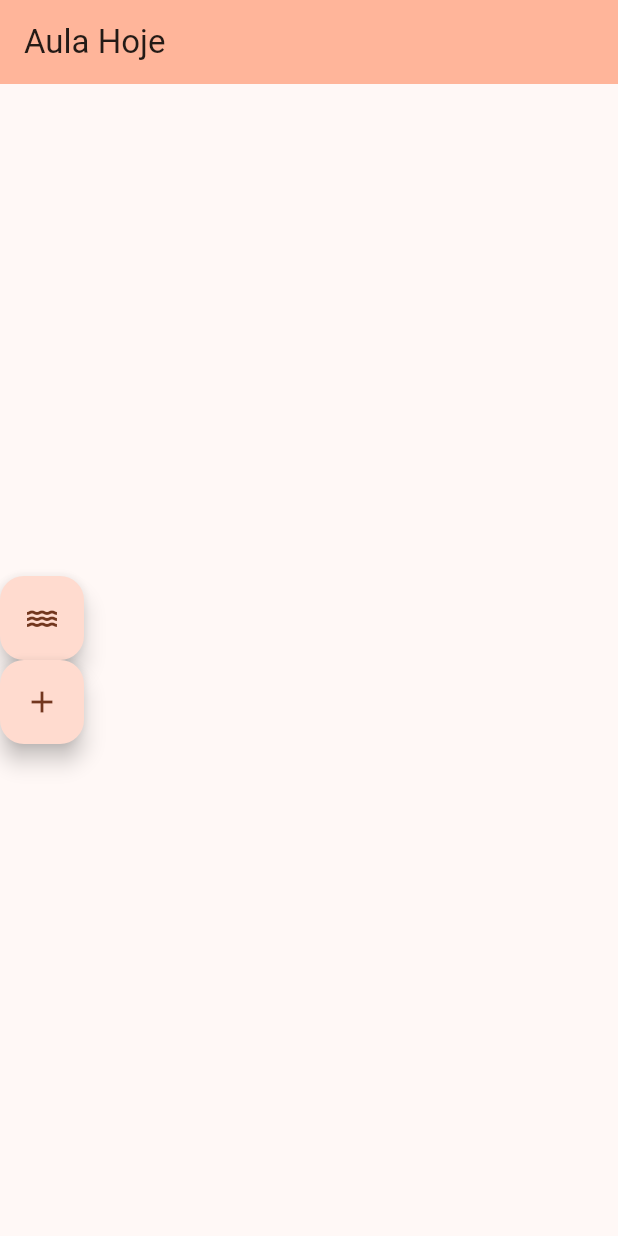
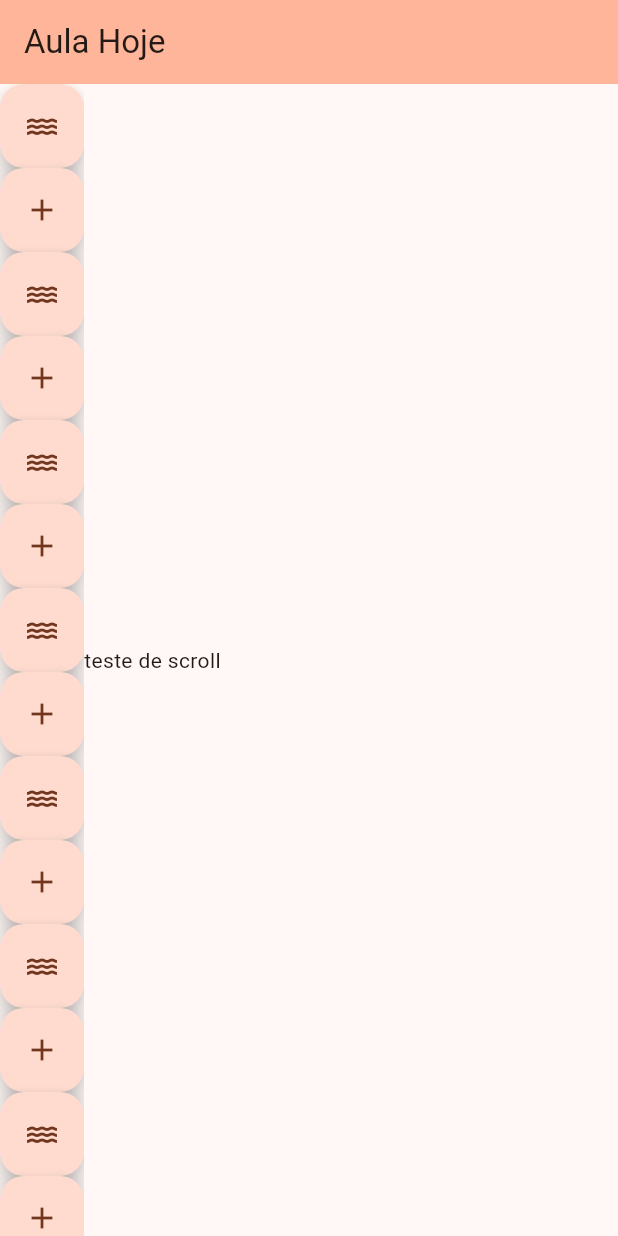
Before and after one commit to FrancisCarolina/inicialFlutter, a Flutter app: the screen it shows after launch, on a phone screen of 412 x 824 dp. Run offline on Flutter 3.47's test engine with Material 2 defaults, Android fonts, the phone set to English and light mode, and no system bars; missing offline and left inert: dart:html.

Commit message:
teste de scroll

```diff
--- a/inicial/lib/home.dart
+++ b/inicial/lib/home.dart
@@ -19,7 +19,10 @@ class _MyHomePageState extends State<MyHomePage> {
           title: Text('Aula Hoje'),
           backgroundColor: Theme.of(context).colorScheme.inversePrimary,
         ),
-        body: Column(
+        body: Row(
+          children: [
+            SingleChildScrollView(
+              child: Column(
                 mainAxisAlignment: MainAxisAlignment.center,
                 crossAxisAlignment: CrossAxisAlignment.center,
                 children: [
@@ -31,6 +34,98 @@ class _MyHomePageState extends State<MyHomePage> {
                     onPressed: () {},
                     child: Icon(Icons.add),
                   ),
+                  FloatingActionButton(
+                    onPressed: () {},
+                    child: Icon(Icons.water),
+                  ),
+                  FloatingActionButton(
+                    onPressed: () {},
+                    child: Icon(Icons.add),
+                  ),
+                  FloatingActionButton(
+                    onPressed: () {},
+                    child: Icon(Icons.water),
+                  ),
+                  FloatingActionButton(
+                    onPressed: () {},
+                    child: Icon(Icons.add),
+                  ),
+                  FloatingActionButton(
+                    onPressed: () {},
+                    child: Icon(Icons.water),
+                  ),
+                  FloatingActionButton(
+                    onPressed: () {},
+                    child: Icon(Icons.add),
+                  ),
+                  FloatingActionButton(
+                    onPressed: () {},
+                    child: Icon(Icons.water),
+                  ),
+                  FloatingActionButton(
+                    onPressed: () {},
+                    child: Icon(Icons.add),
+                  ),
+                  FloatingActionButton(
+                    onPressed: () {},
+                    child: Icon(Icons.water),
+                  ),
+                  FloatingActionButton(
+                    onPressed: () {},
+                    child: Icon(Icons.add),
+                  ),
+                  FloatingActionButton(
+                    onPressed: () {},
+                    child: Icon(Icons.water),
+                  ),
+                  FloatingActionButton(
+                    onPressed: () {},
+                    child: Icon(Icons.add),
+                  ),
+                  FloatingActionButton(
+                    onPressed: () {},
+                    child: Icon(Icons.water),
+                  ),
+                  FloatingActionButton(
+                    onPressed: () {},
+                    child: Icon(Icons.add),
+                  ),
+                  FloatingActionButton(
+                    onPressed: () {},
+                    child: Icon(Icons.water),
+                  ),
+                  FloatingActionButton(
+                    onPressed: () {},
+                    child: Icon(Icons.add),
+                  ),
+                  FloatingActionButton(
+                    onPressed: () {},
+                    child: Icon(Icons.water),
+                  ),
+                  FloatingActionButton(
+                    onPressed: () {},
+                    child: Icon(Icons.add),
+                  ),
+                  FloatingActionButton(
+                    onPressed: () {},
+                    child: Icon(Icons.water),
+                  ),
+                  FloatingActionButton(
+                    onPressed: () {},
+                    child: Icon(Icons.add),
+                  ),
+                  FloatingActionButton(
+                    onPressed: () {},
+                    child: Icon(Icons.water),
+                  ),
+                  FloatingActionButton(
+                    onPressed: () {},
+                    child: Icon(Icons.add),
+                  ),
+                ],
+              ),
+            ),
+            Text("teste de scroll")
           ],
         ));
   }
```
Lines whose indentation alone changed are shown as unchanged.
